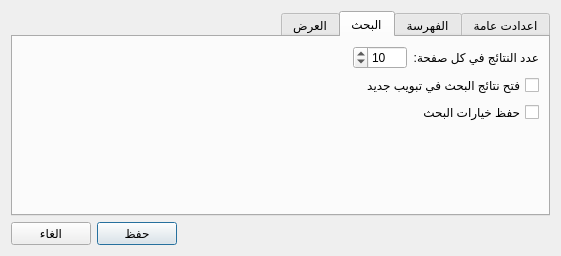
The window that src/settingsdialog.ui (boussouira/albahhet) describes before a commit, drawn with Qt 5.
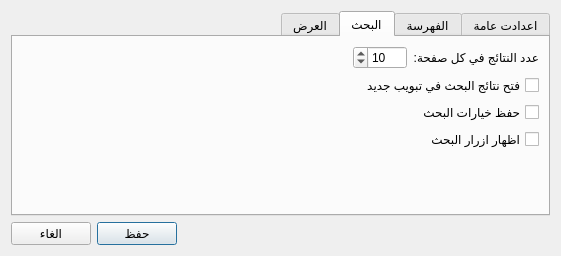
The same window after the commit. The open tabs and pages were chosen to show the change.

Commit message: Show or hide search tools

Diff of the .ui file:
```diff
--- a/src/settingsdialog.ui
+++ b/src/settingsdialog.ui
@@ -258,6 +258,13 @@
          </property>
         </widget>
        </item>
+       <item>
+        <widget class="QCheckBox" name="checkShowSearchTools">
+         <property name="text">
+          <string>اظهار ازرار البحث</string>
+         </property>
+        </widget>
+       </item>
        <item>
         <spacer name="verticalSpacer_2">
          <property name="orientation">
```
The commit also changes 3 other files.
